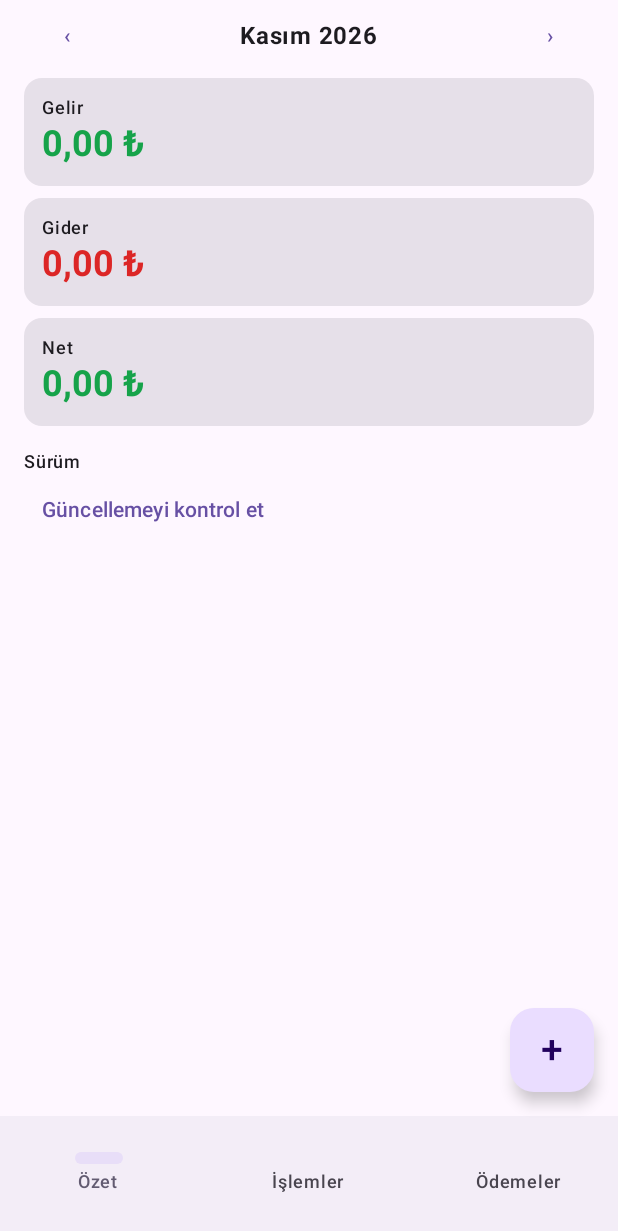
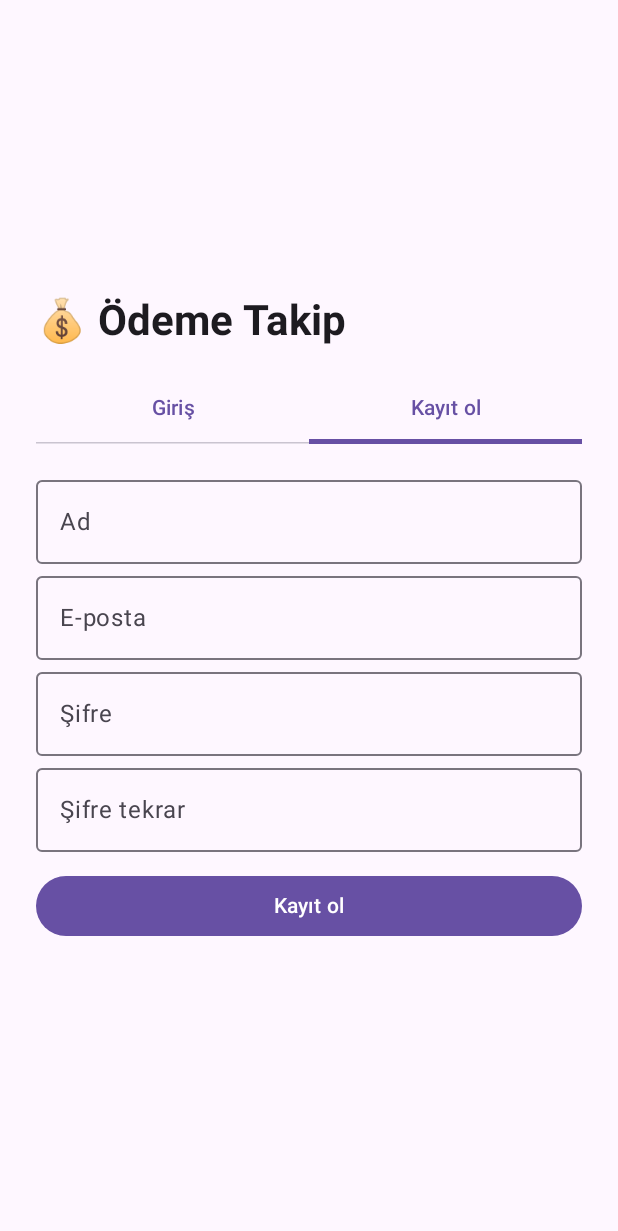
Before and after one commit to mucocom/odeme-takip, an Android app built with Jetpack Compose: the screen it shows after launch (MainActivity), on a phone screen of 412 x 824 dp. Shown: the top 1231 px of the screen. Run offline under Robolectric (Android 15) with nearby library versions, the phone set to English and light mode, and no system bars.

Commit message:
Add files via upload

```diff
--- a/app/build.gradle.kts
+++ b/app/build.gradle.kts
@@ -10,8 +10,8 @@ android {
         applicationId = "com.odeme.takip"
         minSdk = 26
         targetSdk = 34
-        versionCode = 3
-        versionName = "1.2"
+        versionCode = 4
+        versionName = "1.3"
     }
     compileOptions {
         sourceCompatibility = JavaVersion.VERSION_17
--- a/app/src/main/java/com/odeme/takip/MainActivity.kt
+++ b/app/src/main/java/com/odeme/takip/MainActivity.kt
@@ -15,6 +15,7 @@ import androidx.compose.ui.*
 import androidx.compose.ui.graphics.Color
 import androidx.compose.ui.text.font.FontWeight
 import androidx.compose.ui.text.input.KeyboardType
+import androidx.compose.ui.text.input.PasswordVisualTransformation
 import androidx.compose.ui.unit.dp
 import androidx.compose.ui.unit.sp
 import java.time.LocalDate
@@ -28,10 +29,18 @@ class MainActivity : ComponentActivity() {
             requestPermissions(arrayOf(Manifest.permission.POST_NOTIFICATIONS), 1)
         }
         Reminder.schedule(this)
+        val act = this
         setContent {
             MaterialTheme(
                 colorScheme = if (isSystemInDarkTheme()) darkColorScheme() else lightColorScheme()
-            ) { App() }
+            ) {
+                var inside by remember { mutableStateOf(Auth.isLoggedIn(act)) }
+                if (inside) {
+                    App(onLogout = { Auth.setLoggedIn(act, false); inside = false })
+                } else {
+                    AuthScreen { inside = true }
+                }
+            }
         }
     }
 }
@@ -40,7 +49,7 @@ private val GREEN = Color(0xFF16A34A)
 private val RED = Color(0xFFDC2626)
 
 @Composable
-fun App() {
+fun App(onLogout: () -> Unit) {
     val ctx = androidx.compose.ui.platform.LocalContext.current
     var txs by remember { mutableStateOf(Store.loadTx(ctx)) }
     var pays by remember { mutableStateOf(Store.loadPay(ctx)) }
@@ -85,6 +94,11 @@ fun App() {
             val mtx = txs.filter { it.date.startsWith(ms) }.sortedByDescending { it.date }
             when (tab) {
                 0 -> Column(Modifier.verticalScroll(rememberScrollState())) {
+                    Text(
+                        "Merhaba, " + Auth.name(ctx),
+                        style = MaterialTheme.typography.titleMedium,
+                        modifier = Modifier.padding(top = 8.dp)
+                    )
                     MonthBar(month) { month = it }
                     val inc = mtx.filter { it.income }.sumOf { it.amount }
                     val exp = mtx.filter { !it.income }.sumOf { it.amount }
@@ -121,6 +135,7 @@ fun App() {
                             if (r != null) { upd = r; msg = "" } else msg = "Yeni sürüm bulunamadı."
                         }.start()
                     }) { Text("Güncellemeyi kontrol et") }
+                    TextButton(onClick = { onLogout() }) { Text("Çıkış yap") }
                     if (msg.isNotEmpty()) Text(msg, style = MaterialTheme.typography.labelMedium)
                 }
                 1 -> {
@@ -328,3 +343,97 @@ fun PayDialog(onDismiss: () -> Unit, onSave: (Pay) -> Unit) {
         dismissButton = { TextButton(onClick = onDismiss) { Text("İptal") } }
     )
 }
+
+@Composable
+fun AuthScreen(onDone: () -> Unit) {
+    val ctx = androidx.compose.ui.platform.LocalContext.current
+    var acc by remember { mutableStateOf(Auth.hasAccount(ctx)) }
+    var tab by remember { mutableStateOf(if (acc) 0 else 1) }
+    var name by remember { mutableStateOf("") }
+    var email by remember { mutableStateOf("") }
+    var pass by remember { mutableStateOf("") }
+    var pass2 by remember { mutableStateOf("") }
+    var err by remember { mutableStateOf("") }
+    var confirm by remember { mutableStateOf(false) }
+
+    Surface(Modifier.fillMaxSize()) {
+        Column(
+            Modifier.fillMaxSize().verticalScroll(rememberScrollState()).padding(24.dp),
+            verticalArrangement = Arrangement.Center
+        ) {
+            Text("💰 Ödeme Takip", style = MaterialTheme.typography.headlineMedium, fontWeight = FontWeight.Bold)
+            Spacer(Modifier.height(16.dp))
+            TabRow(selectedTabIndex = tab) {
+                Tab(selected = tab == 0, onClick = { tab = 0; err = "" }, text = { Text("Giriş") })
+                Tab(selected = tab == 1, onClick = { tab = 1; err = "" }, text = { Text("Kayıt ol") })
+            }
+            Spacer(Modifier.height(16.dp))
+            if (tab == 0 && !acc) {
+                Text("Bu telefonda hesap yok. Kayıt ol sekmesinden hesap oluştur.")
+            } else if (tab == 1 && acc) {
+                Text("Bu telefonda zaten bir hesap var. Yeni hesap açmak için Giriş sekmesinden hesabı sıfırlaman gerekir.")
+            } else {
+                if (tab == 1) {
+                    OutlinedTextField(
+                        name, { name = it }, label = { Text("Ad") }, singleLine = true,
+                        modifier = Modifier.fillMaxWidth()
+                    )
+                }
+                OutlinedTextField(
+                    email, { email = it }, label = { Text("E-posta") }, singleLine = true,
+                    keyboardOptions = KeyboardOptions(keyboardType = KeyboardType.Email),
+                    modifier = Modifier.fillMaxWidth()
+                )
+                OutlinedTextField(
+                    pass, { pass = it }, label = { Text("Şifre") }, singleLine = true,
+                    visualTransformation = PasswordVisualTransformation(),
+                    modifier = Modifier.fillMaxWidth()
+                )
+                if (tab == 1) {
+                    OutlinedTextField(
+                        pass2, { pass2 = it }, label = { Text("Şifre tekrar") }, singleLine = true,
+                        visualTransformation = PasswordVisualTransformation(),
+                        modifier = Modifier.fillMaxWidth()
+                    )
+                }
+                if (err.isNotEmpty()) {
+                    Text(err, color = MaterialTheme.colorScheme.error, modifier = Modifier.padding(top = 8.dp))
+                }
+                Button(
+                    onClick = {
+                        if (tab == 0) {
+                            if (Auth.login(ctx, email, pass)) onDone() else err = "E-posta veya şifre hatalı."
+                        } else {
+                            when {
+                                name.isBlank() -> err = "Adını yaz."
+                                !email.contains("@") || !email.contains(".") -> err = "Geçerli bir e-posta yaz."
+                                pass.length < 6 -> err = "Şifre en az 6 karakter olmalı."
+                                pass != pass2 -> err = "Şifreler aynı değil."
+                                else -> { Auth.register(ctx, name.trim(), email, pass); onDone() }
+                            }
+                        }
+                    },
+                    modifier = Modifier.fillMaxWidth().padding(top = 12.dp)
+                ) { Text(if (tab == 0) "Giriş yap" else "Kayıt ol") }
+                if (tab == 0) {
+                    TextButton(onClick = { confirm = true }) { Text("Şifremi unuttum / hesabı sıfırla") }
+                }
+            }
+        }
+    }
+
+    if (confirm) {
+        AlertDialog(
+            onDismissRequest = { confirm = false },
+            title = { Text("Hesap sıfırlansın mı?") },
+            text = { Text("Hesap ve bu telefondaki tüm gelir, gider ve ödeme kayıtların silinir. Bu işlem geri alınamaz.") },
+            confirmButton = {
+                TextButton(onClick = {
+                    Auth.reset(ctx)
+                    acc = false; tab = 1; confirm = false; err = ""
+                }) { Text("Sil ve sıfırla") }
+            },
+            dismissButton = { TextButton(onClick = { confirm = false }) { Text("Vazgeç") } }
+        )
+    }
+}
```
Also changed, not shown: app/src/main/java/com/odeme/takip/Auth.kt (added, +50 -0 lines), 1 other file.
